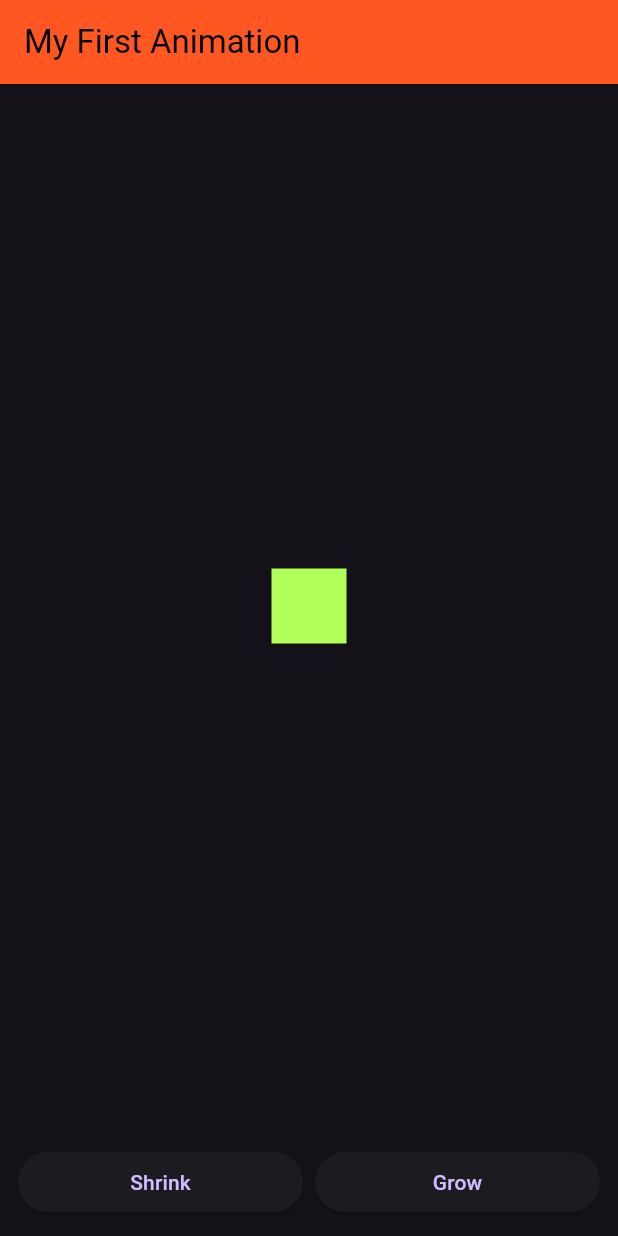
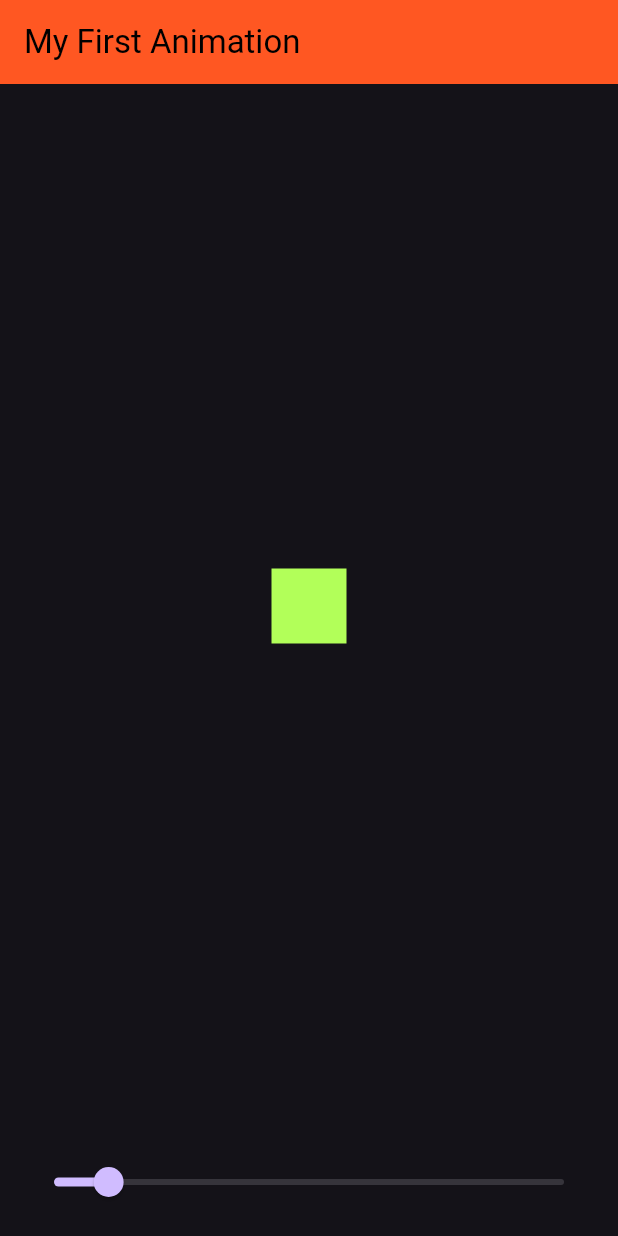
Before and after one commit to Dhannesh/app_animation, a Flutter app: the screen it shows after launch, on a phone screen of 412 x 824 dp. Run offline on Flutter 3.47's test engine with Material 3 defaults, Android fonts, the phone set to English and light mode, and no system bars.

Commit message:
simple animation with slider

```diff
--- a/lib/basic_animation.dart
+++ b/lib/basic_animation.dart
@@ -8,8 +8,7 @@ class BasicAnimation extends StatefulWidget {
 }
 
 class _BasicAnimationState extends State<BasicAnimation> {
-  double _width = 50;
-  double _height = 50;
+  double _sliderValue = 50.0;
   @override
   Widget build(BuildContext context) {
     return Column(
@@ -17,8 +16,8 @@ class _BasicAnimationState extends State<BasicAnimation> {
         Expanded(
             child: Center(
           child: Container(
-            width: _width,
-            height: _height,
+            width: _sliderValue,
+            height: _sliderValue,
             alignment: Alignment.center,
             decoration: BoxDecoration(color: Colors.lightGreenAccent),
           ),
@@ -28,26 +27,15 @@ class _BasicAnimationState extends State<BasicAnimation> {
           child: Row(
             children: <Widget>[
               Expanded(
-                  child: ElevatedButton(
-                      onPressed: () {
+                  child: Slider(
+                      value: _sliderValue,
+                      min: 20,
+                      max: 300,
+                      onChanged: (double value) {
                         setState(() {
-                          _width -= 4;
-                          _height -= 4;
+                          _sliderValue = value;
                         });
-                      },
-                      child: Text('Shrink'))),
-              SizedBox(
-                width: 8.0,
-              ),
-              Expanded(
-                  child: ElevatedButton(
-                      onPressed: () {
-                        setState(() {
-                          _width += 4;
-                          _height += 4;
-                        });
-                      },
-                      child: Text('Grow')))
+                      }))
             ],
           ),
         )
```
Also changed, not shown: 1 other file.
